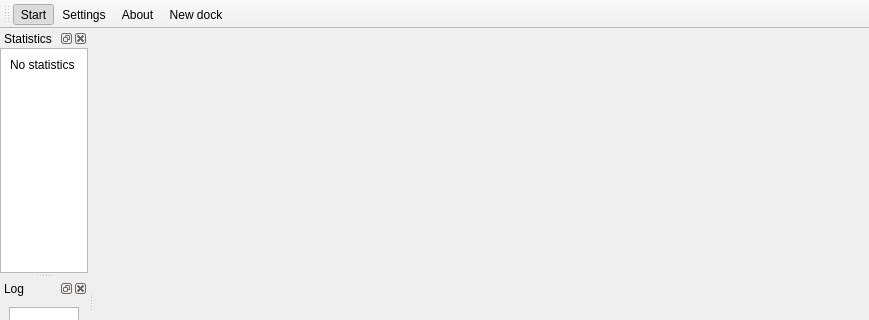
tlecomte/friture, file friture.ui: the form before one commit; both pictures show x 0 to 869 and y 0 to 320 of the 869 by 573 pixel window.
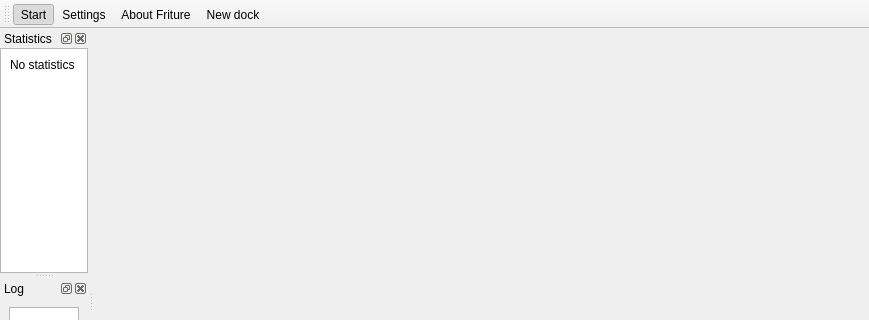
The form after the commit. Icons and pictures are not drawn.

Commit message: Use About Friture instead of just About for the About button

```diff
--- a/friture.ui
+++ b/friture.ui
@@ -192,7 +192,7 @@
      <normaloff>:/window-icon.svg</normaloff>:/window-icon.svg</iconset>
    </property>
    <property name="text">
-    <string>About</string>
+    <string>About Friture</string>
    </property>
   </action>
   <action name="actionNew_dock">
```
The commit also changes 1 other file.
